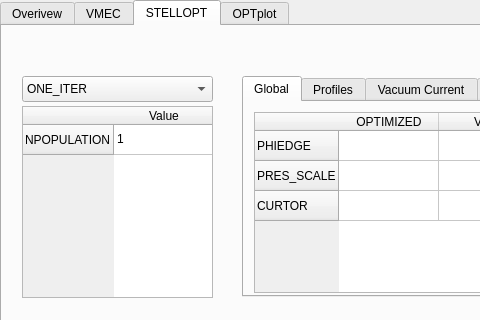
Before: the Qt Designer form pySTEL/STELLOPT.ui in PrincetonUniversity/STELLOPT, drawn with Qt 5; both pictures show x 0 to 480 and y 0 to 320 of the 893 by 634 pixel window.
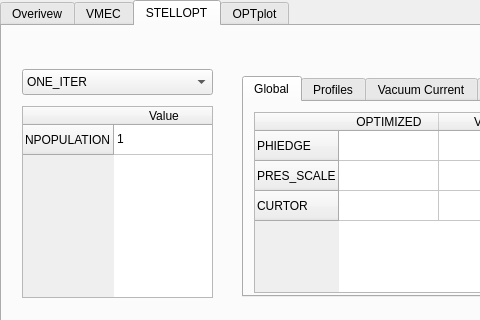
After: the same form once the commit is applied.

Patch:
```diff
--- a/pySTEL/STELLOPT.ui
+++ b/pySTEL/STELLOPT.ui
@@ -720,7 +720,7 @@
       <property name="geometry">
        <rect>
         <x>20</x>
-        <y>50</y>
+        <y>43</y>
         <width>191</width>
         <height>26</height>
        </rect>
```
